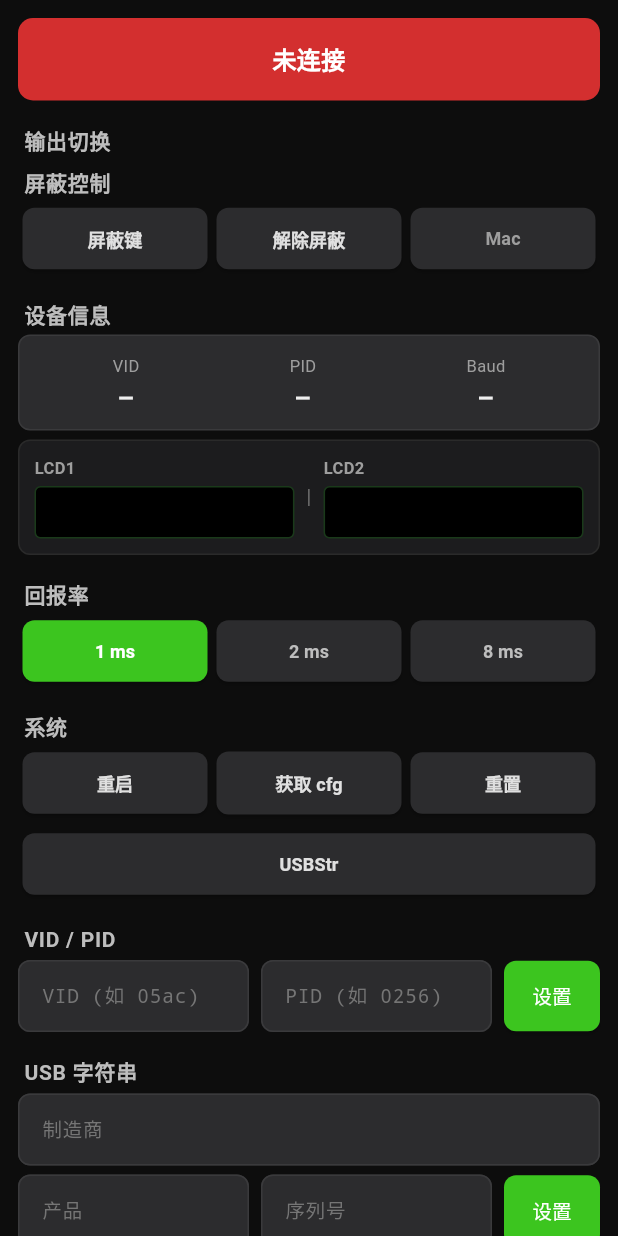
After one commit to tobycroft/flutter_tuuzkb, a Flutter app: the SettingsPage screen opened directly, on a phone screen of 412 x 824 dp. The commit adds this screen. Run offline on Flutter 3.47's test engine with Material 3 defaults, Android fonts, the phone set to English and light mode, and no system bars; our stand-ins replace shared_preferences; accounts and stored records are empty.

Commit message:
feat: 创建硬件控制页（Settings Page）
包含：输出切换、屏蔽控制按钮、屏蔽键显示、设备信息(VID/PID/Baud)、
LCD 显示、回报率选择、系统控制(重启/获取 cfg/重置/USBStr)、
VID/PID 输入设置、USB 字符串输入设置

```diff
--- /dev/null
+++ b/lib/pages/settings_page.dart
@@ -0,0 +1,600 @@
+import 'dart:async';
+import 'package:flutter/material.dart';
+import '../store/ws.dart';
+
+class SettingsPage extends StatefulWidget {
+  const SettingsPage({super.key});
+
+  @override
+  State<SettingsPage> createState() => _SettingsPageState();
+}
+
+class _SettingsPageState extends State<SettingsPage> {
+  final WsStore ws = WsStore();
+  final TextEditingController _vidController = TextEditingController(text: '05ac');
+  final TextEditingController _pidController = TextEditingController(text: '0256');
+  final TextEditingController _mfgrController = TextEditingController();
+  final TextEditingController _prodController = TextEditingController();
+  final TextEditingController _serialController = TextEditingController();
+  Timer? _cfggetTimer;
+
+  @override
+  void initState() {
+    super.initState();
+    ws.subscribe(_onStateChange);
+    // Sync initial values from store
+    _vidController.text = ws.vid;
+    _pidController.text = ws.pid;
+    _mfgrController.text = ws.manufacturer;
+    _prodController.text = ws.product;
+    _serialController.text = ws.serial;
+  }
+
+  @override
+  void dispose() {
+    _cfggetTimer?.cancel();
+    _vidController.dispose();
+    _pidController.dispose();
+    _mfgrController.dispose();
+    _prodController.dispose();
+    _serialController.dispose();
+    super.dispose();
+  }
+
+  void _onStateChange() {
+    if (!mounted) return;
+    setState(() {
+      _vidController.text = ws.vid;
+      _pidController.text = ws.pid;
+      _mfgrController.text = ws.manufacturer;
+      _prodController.text = ws.product;
+      _serialController.text = ws.serial;
+    });
+  }
+
+  void _cmd(String type) {
+    ws.cmdFunc(type);
+  }
+
+  void _setPidVid() {
+    final pidStr = _pidController.text.trim().toLowerCase();
+    final vidStr = _vidController.text.trim().toLowerCase();
+    if (pidStr.isEmpty || vidStr.isEmpty) {
+      _showAlert('请输入 PID 和 VID');
+      return;
+    }
+    final pid = int.tryParse(pidStr, radix: 16);
+    final vid = int.tryParse(vidStr, radix: 16);
+    if (pid == null || vid == null) {
+      _showAlert('PID 和 VID 必须是十六进制数字');
+      return;
+    }
+    ws.sendMessage({
+      'route': 'kbd',
+      'type': 'pidvid',
+      'data': {'pid': pid, 'vid': vid}
+    });
+  }
+
+  void _setUsbString() {
+    final mfgr = _mfgrController.text.trim();
+    final prod = _prodController.text.trim();
+    final serial = _serialController.text.trim();
+    if (mfgr.isEmpty && prod.isEmpty && serial.isEmpty) {
+      _showAlert('请至少输入一个字段');
+      return;
+    }
+    ws.sendMessage({
+      'route': 'kbd',
+      'type': 'setusbstr',
+      'data': {'mfgr': mfgr, 'prod': prod, 'serial': serial}
+    });
+  }
+
+  void _setPollingRate(int rate) {
+    ws.pollingRate = rate;
+    ws.sendMessage({
+      'route': 'kbd',
+      'type': 'polling_rate',
+      'data': {'rate': rate}
+    });
+  }
+
+  void _switchOutput(String name) {
+    ws.currentOutput = name;
+    ws.sendMessage({
+      'route': 'semi-config',
+      'type': 'switch_output',
+      'data': {'name': name}
+    });
+    _cfggetTimer?.cancel();
+    _cfggetTimer = Timer(Duration(seconds: 1), () {
+      ws.requestInfoCfgGet();
+      _cfggetTimer = null;
+    });
+  }
+
+  void _showAlert(String message) {
+    showDialog(
+      context: context,
+      builder: (ctx) => AlertDialog(
+        backgroundColor: Color(0xFF1C1C1E),
+        title: Text('提示', style: TextStyle(color: Colors.white)),
+        content: Text(message, style: TextStyle(color: Colors.grey[300])),
+        actions: [
+          TextButton(
+            onPressed: () => Navigator.pop(ctx),
+            child: Text('确定', style: TextStyle(color: Color(0xFF3CC51F))),
+          )
+        ],
+      ),
+    );
+  }
+
+  @override
+  Widget build(BuildContext context) {
+    return Scaffold(
+      backgroundColor: Color(0xFF0D0D0D),
+      body: SafeArea(
+        child: SingleChildScrollView(
+          padding: EdgeInsets.all(12),
+          child: Column(
+            crossAxisAlignment: CrossAxisAlignment.stretch,
+            children: [
+              // Connection status
+              _ConnectionBanner(
+                message: ws.connectionMessage,
+                color: _getStatusColor(),
+              ),
+              SizedBox(height: 12),
+
+              // Output switcher
+              _SectionTitle('输出切换'),
+              if (ws.outputs.isNotEmpty) ...[
+                Wrap(
+                  spacing: 6,
+                  runSpacing: 6,
+                  children: ws.outputs.map((dev) {
+                    final selected = ws.currentOutput == dev.name;
+                    return ActionChip(
+                      label: Text('输出 ${dev.name}'),
+                      backgroundColor: selected ? Color(0xFF3CC51F) : Color(0xFF2C2C2E),
+                      labelStyle: TextStyle(
+                        color: selected ? Colors.white : Colors.grey[300],
+                        fontSize: 12,
+                      ),
+                      onPressed: () => _switchOutput(dev.name),
+                    );
+                  }).toList(),
+                ),
+                SizedBox(height: 12),
+              ],
+
+              // Mask control
+              _SectionTitle('屏蔽控制'),
+              _BtnRow([
+                _ActionButton(label: '屏蔽键', onTap: () => _cmd('bankey')),
+                _ActionButton(label: '解除屏蔽', onTap: () => _cmd('unbanall')),
+                _MacButton(
+                  isActive: ws.macmode,
+                  onTap: () => _cmd('toggle_macmode'),
+                ),
+              ]),
+              SizedBox(height: 12),
+
+              // Masked keys
+              if (ws.maskButton.isNotEmpty) ...[
+                _MaskPanel(keys: ws.maskButton),
+                SizedBox(height: 12),
+              ],
+
+              // Device info
+              _SectionTitle('设备信息'),
+              _CompactInfo(vid: ws.vid, pid: ws.pid, baud: ws.baud),
+              SizedBox(height: 6),
+              _CompactLcd(lcd1: ws.lcd1, lcd2: ws.lcd2),
+              SizedBox(height: 12),
+
+              // Polling rate
+              _SectionTitle('回报率'),
+              _BtnRow([
+                _PollingButton(rate: 1, current: ws.pollingRate, onTap: _setPollingRate),
+                _PollingButton(rate: 2, current: ws.pollingRate, onTap: _setPollingRate),
+                _PollingButton(rate: 8, current: ws.pollingRate, onTap: _setPollingRate),
+              ]),
+              SizedBox(height: 12),
+
+              // System controls
+              _SectionTitle('系统'),
+              _BtnRow([
+                _ActionButton(label: '重启', onTap: () => _cmd('reset')),
+                _ActionButton(label: '获取 cfg', onTap: () => ws.requestInfoCfgGet()),
+                _ActionButton(label: '重置', onTap: () => _cmd('setting_reset')),
+              ]),
+              SizedBox(height: 6),
+              _BtnRow([
+                _ActionButton(label: 'USBStr', onTap: () => _cmd('setusb')),
+              ]),
+              SizedBox(height: 12),
+
+              // VID/PID input
+              _SectionTitle('VID / PID'),
+              Row(
+                children: [
+                  Expanded(
+                    child: _StyledTextField(
+                      controller: _vidController,
+                      placeholder: 'VID (如 05ac)',
+                    ),
+                  ),
+                  SizedBox(width: 8),
+                  Expanded(
+                    child: _StyledTextField(
+                      controller: _pidController,
+                      placeholder: 'PID (如 0256)',
+                    ),
+                  ),
+                  SizedBox(width: 8),
+                  ElevatedButton(
+                    onPressed: _setPidVid,
+                    style: ElevatedButton.styleFrom(
+                      backgroundColor: Color(0xFF3CC51F),
+                      padding: EdgeInsets.symmetric(horizontal: 16, vertical: 14),
+                      shape: RoundedRectangleBorder(borderRadius: BorderRadius.circular(8)),
+                    ),
+                    child: Text('设置', style: TextStyle(color: Colors.white, fontSize: 13)),
+                  ),
+                ],
+              ),
+              SizedBox(height: 12),
+
+              // USB strings
+              _SectionTitle('USB 字符串'),
+              _StyledTextField(
+                controller: _mfgrController,
+                placeholder: '制造商',
+              ),
+              SizedBox(height: 6),
+              Row(
+                children: [
+                  Expanded(
+                    child: _StyledTextField(
+                      controller: _prodController,
+                      placeholder: '产品',
+                    ),
+                  ),
+                  SizedBox(width: 8),
+                  Expanded(
+                    child: _StyledTextField(
+                      controller: _serialController,
+                      placeholder: '序列号',
+                    ),
+                  ),
+                  SizedBox(width: 8),
+                  ElevatedButton(
+                    onPressed: _setUsbString,
+                    style: ElevatedButton.styleFrom(
+                      backgroundColor: Color(0xFF3CC51F),
+                      padding: EdgeInsets.symmetric(horizontal: 12, vertical: 14),
+                      shape: RoundedRectangleBorder(borderRadius: BorderRadius.circular(8)),
+                    ),
+                    child: Text('设置', style: TextStyle(color: Colors.white, fontSize: 13)),
+                  ),
+                ],
+              ),
+              SizedBox(height: 20),
+            ],
+          ),
+        ),
+      ),
+    );
+  }
+
+  Color _getStatusColor() {
+    switch (ws.connectionClass) {
+      case 'status-success': return Colors.green[700]!;
+      case 'status-progress': return Colors.blue[700]!;
+      default: return Colors.red[700]!;
+    }
+  }
+}
+
+class _ConnectionBanner extends StatelessWidget {
+  final String message;
+  final Color color;
+  const _ConnectionBanner({required this.message, required this.color});
+
+  @override
+  Widget build(BuildContext context) {
+    return Container(
+      width: double.infinity,
+      padding: EdgeInsets.symmetric(vertical: 16, horizontal: 12),
+      decoration: BoxDecoration(
+        color: color,
+        borderRadius: BorderRadius.circular(10),
+      ),
+      child: Text(
+        message,
+        textAlign: TextAlign.center,
+        style: TextStyle(color: Colors.white, fontSize: 16, fontWeight: FontWeight.w600),
+      ),
+    );
+  }
+}
+
+class _SectionTitle extends StatelessWidget {
+  final String title;
+  const _SectionTitle(this.title);
+
+  @override
+  Widget build(BuildContext context) {
+    return Padding(
+      padding: EdgeInsets.only(left: 4, top: 4, bottom: 4),
+      child: Text(
+        title,
+        style: TextStyle(color: Colors.grey[400], fontSize: 14, fontWeight: FontWeight.w700, letterSpacing: 0.5),
+      ),
+    );
+  }
+}
+
+class _BtnRow extends StatelessWidget {
+  final List<Widget> children;
+  const _BtnRow(this.children);
+
+  @override
+  Widget build(BuildContext context) {
+    return Row(
+      children: children.map((c) => Expanded(child: c)).toList(),
+    );
+  }
+}
+
+class _ActionButton extends StatelessWidget {
+  final String label;
+  final VoidCallback onTap;
+  const _ActionButton({required this.label, required this.onTap});
+
+  @override
+  Widget build(BuildContext context) {
+    return Padding(
+      padding: EdgeInsets.symmetric(horizontal: 3),
+      child: ElevatedButton(
+        onPressed: onTap,
+        style: ElevatedButton.styleFrom(
+          backgroundColor: Color(0xFF2C2C2E),
+          foregroundColor: Colors.grey[300],
+          padding: EdgeInsets.symmetric(vertical: 12),
+          shape: RoundedRectangleBorder(borderRadius: BorderRadius.circular(8)),
+        ),
+        child: Text(label, style: TextStyle(fontSize: 12, fontWeight: FontWeight.w600)),
+      ),
+    );
+  }
+}
+
+class _MacButton extends StatelessWidget {
+  final bool isActive;
+  final VoidCallback onTap;
+  const _MacButton({required this.isActive, required this.onTap});
+
+  @override
+  Widget build(BuildContext context) {
+    return Padding(
+      padding: EdgeInsets.symmetric(horizontal: 3),
+      child: ElevatedButton(
+        onPressed: onTap,
+        style: ElevatedButton.styleFrom(
+          backgroundColor: isActive ? Color(0xFF3CC51F) : Color(0xFF2C2C2E),
+          foregroundColor: isActive ? Colors.white : Colors.grey[500],
+          padding: EdgeInsets.symmetric(vertical: 12),
+          shape: RoundedRectangleBorder(borderRadius: BorderRadius.circular(8)),
+        ),
+        child: Text('Mac', style: TextStyle(fontSize: 12, fontWeight: FontWeight.w600)),
+      ),
+    );
+  }
+}
+
+class _PollingButton extends StatelessWidget {
+  final int rate;
+  final int current;
+  final Function(int) onTap;
+  const _PollingButton({required this.rate, required this.current, required this.onTap});
+
+  @override
+  Widget build(BuildContext context) {
+    final selected = current == rate;
+    return Padding(
+      padding: EdgeInsets.symmetric(horizontal: 3),
+      child: ElevatedButton(
+        onPressed: () => onTap(rate),
+        style: ElevatedButton.styleFrom(
+          backgroundColor: selected ? Color(0xFF3CC51F) : Color(0xFF2C2C2E),
+          foregroundColor: selected ? Colors.white : Colors.grey[400],
+          padding: EdgeInsets.symmetric(vertical: 12),
+          shape: RoundedRectangleBorder(borderRadius: BorderRadius.circular(8)),
+        ),
+        child: Text('$rate ms', style: TextStyle(fontSize: 12, fontWeight: FontWeight.w600)),
+      ),
+    );
+  }
+}
+
+class _CompactInfo extends StatelessWidget {
+  final String vid;
+  final String pid;
+  final int baud;
+  const _CompactInfo({required this.vid, required this.pid, required this.baud});
+
+  @override
+  Widget build(BuildContext context) {
+    return Container(
+      padding: EdgeInsets.all(12),
+      decoration: BoxDecoration(
+        color: Color(0xFF2C2C2E),
+        border: Border.all(color: Color(0xFF3A3A3C)),
+        borderRadius: BorderRadius.circular(8),
+      ),
+      child: Row(
+        mainAxisAlignment: MainAxisAlignment.spaceAround,
+        children: [
+          _InfoItem(label: 'VID', value: vid.isNotEmpty ? vid : '—'),
+          _InfoItem(label: 'PID', value: pid.isNotEmpty ? pid : '—'),
+          _InfoItem(label: 'Baud', value: baud > 0 ? '$baud' : '—'),
+        ],
+      ),
+    );
+  }
+}
+
+class _InfoItem extends StatelessWidget {
+  final String label;
+  final String value;
+  const _InfoItem({required this.label, required this.value});
+
+  @override
+  Widget build(BuildContext context) {
+    return Column(
+      children: [
+        Text(label, style: TextStyle(color: Colors.grey[500], fontSize: 11)),
+        SizedBox(height: 2),
+        Text(value, style: TextStyle(
+          color: Colors.grey[200],
+          fontSize: 14,
+          fontWeight: FontWeight.w700,
+          fontFamily: 'Courier New',
+        )),
+      ],
+    );
+  }
+}
+
+class _CompactLcd extends StatelessWidget {
+  final String lcd1;
+  final String lcd2;
+  const _CompactLcd({required this.lcd1, required this.lcd2});
+
+  @override
+  Widget build(BuildContext context) {
+    return Container(
+      padding: EdgeInsets.all(10),
+      decoration: BoxDecoration(
+        color: Color(0xFF1C1C1E),
+        border: Border.all(color: Color(0xFF2A2A2A)),
+        borderRadius: BorderRadius.circular(8),
+      ),
+      child: Row(
+        children: [
+          Expanded(
+            child: _LcdCell(label: 'LCD1', text: lcd1),
+          ),
+          Padding(
+            padding: EdgeInsets.symmetric(horizontal: 8),
+            child: Text('|', style: TextStyle(color: Colors.grey[600], fontSize: 13)),
+          ),
+          Expanded(
+            child: _LcdCell(label: 'LCD2', text: lcd2),
+          ),
+        ],
+      ),
+    );
+  }
+}
+
+class _LcdCell extends StatelessWidget {
+  final String label;
+  final String text;
+  const _LcdCell({required this.label, required this.text});
+
+  @override
+  Widget build(BuildContext context) {
+    return Column(
+      crossAxisAlignment: CrossAxisAlignment.start,
+      children: [
+        Text(label, style: TextStyle(color: Colors.grey[500], fontSize: 11, fontWeight: FontWeight.w700)),
+        SizedBox(height: 4),
+        Container(
+          width: double.infinity,
+          padding: EdgeInsets.all(8),
+          decoration: BoxDecoration(
+            color: Colors.black,
+            border: Border.all(color: Color(0xFF1A3A1A)),
+            borderRadius: BorderRadius.circular(4),
+          ),
+          child: Text(
+            text,
+            style: TextStyle(color: Color(0xFF7CFC00), fontSize: 12, fontFamily: 'Courier New'),
+            maxLines: 2,
+            overflow: TextOverflow.ellipsis,
+          ),
+        ),
+      ],
+    );
+  }
+}
+
+class _MaskPanel extends StatelessWidget {
+  final List<HidKeyInfo> keys;
+  const _MaskPanel({required this.keys});
+
+  @override
+  Widget build(BuildContext context) {
+    return Container(
+      padding: EdgeInsets.all(12),
+      decoration: BoxDecoration(
+        color: Color(0xFF1C1C1E),
+        border: Border.all(color: Color(0xFF3A3A3C)),
+        borderRadius: BorderRadius.circular(10),
+      ),
+      child: Column(
+        crossAxisAlignment: CrossAxisAlignment.start,
+        children: [
+          Text('屏蔽状态', style: TextStyle(color: Colors.grey[400], fontSize: 14, fontWeight: FontWeight.w700)),
+          SizedBox(height: 8),
+          Wrap(
+            spacing: 6,
+            runSpacing: 6,
+            children: keys.map((k) => Chip(
+              label: Text(k.display, style: TextStyle(fontSize: 11, color: Colors.white)),
+              backgroundColor: Color(0xFF8B0000),
+            )).toList(),
+          ),
+        ],
+      ),
+    );
+  }
+}
+
+class _StyledTextField extends StatelessWidget {
+  final TextEditingController controller;
+  final String placeholder;
+  const _StyledTextField({required this.controller, required this.placeholder});
+
+  @override
+  Widget build(BuildContext context) {
+    return TextField(
+      controller: controller,
+      style: TextStyle(color: Colors.grey[200], fontFamily: 'Courier New', fontSize: 13),
+      decoration: InputDecoration(
+        hintText: placeholder,
+        hintStyle: TextStyle(color: Colors.grey[600], fontSize: 13),
+        contentPadding: EdgeInsets.symmetric(horizontal: 12, vertical: 12),
+        border: OutlineInputBorder(
+          borderRadius: BorderRadius.circular(8),
+          borderSide: BorderSide(color: Color(0xFF3A3A3C)),
+        ),
+        enabledBorder: OutlineInputBorder(
+          borderRadius: BorderRadius.circular(8),
+          borderSide: BorderSide(color: Color(0xFF3A3A3C)),
+        ),
+        focusedBorder: OutlineInputBorder(
+          borderRadius: BorderRadius.circular(8),
+          borderSide: BorderSide(color: Color(0xFF3CC51F)),
+        ),
+        filled: true,
+        fillColor: Color(0xFF2C2C2E),
+      ),
+    );
+  }
+}
--- a/lib/store/ws.dart
+++ b/lib/store/ws.dart
@@ -111,6 +111,7 @@ class WsStore {
   void setEndpointDelay(int v) { _endpointDelay = v; _notifyListeners(); }
   void setMode(int v) { _mode = v; _notifyListeners(); }
   void setEndpointDynamicMode(int v) { _endpointDynamicMode = v; _notifyListeners(); }
+  set pollingRate(int v) { _pollingRate = v; _notifyListeners(); }
 
   String getKeyName(String code) {
     if (code.isEmpty) return '';
```
